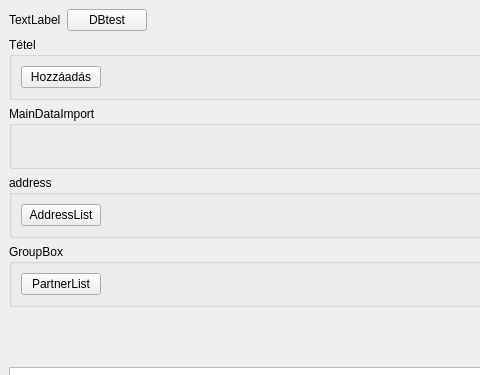
The window that mvp/views/mainwindow.ui (horvathzoltan/biovitality) describes before a commit, drawn with Qt 5; both pictures show x 0 to 480 and y 0 to 375 of the 986 by 568 pixel window.
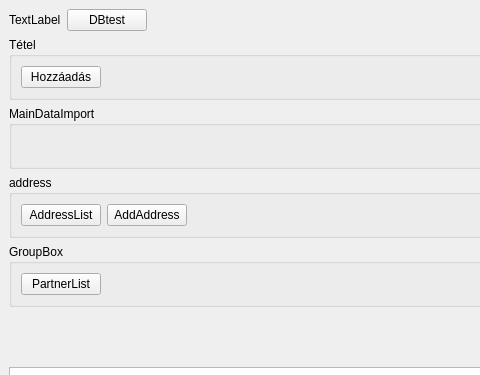
The same window after the commit.

```diff
--- a/mvp/views/mainwindow.ui
+++ b/mvp/views/mainwindow.ui
@@ -138,6 +138,13 @@
          </property>
         </widget>
        </item>
+       <item>
+        <widget class="QPushButton" name="pushButton_AddAddress">
+         <property name="text">
+          <string>AddAddress</string>
+         </property>
+        </widget>
+       </item>
        <item>
         <spacer name="horizontalSpacer_4">
          <property name="orientation">
```
